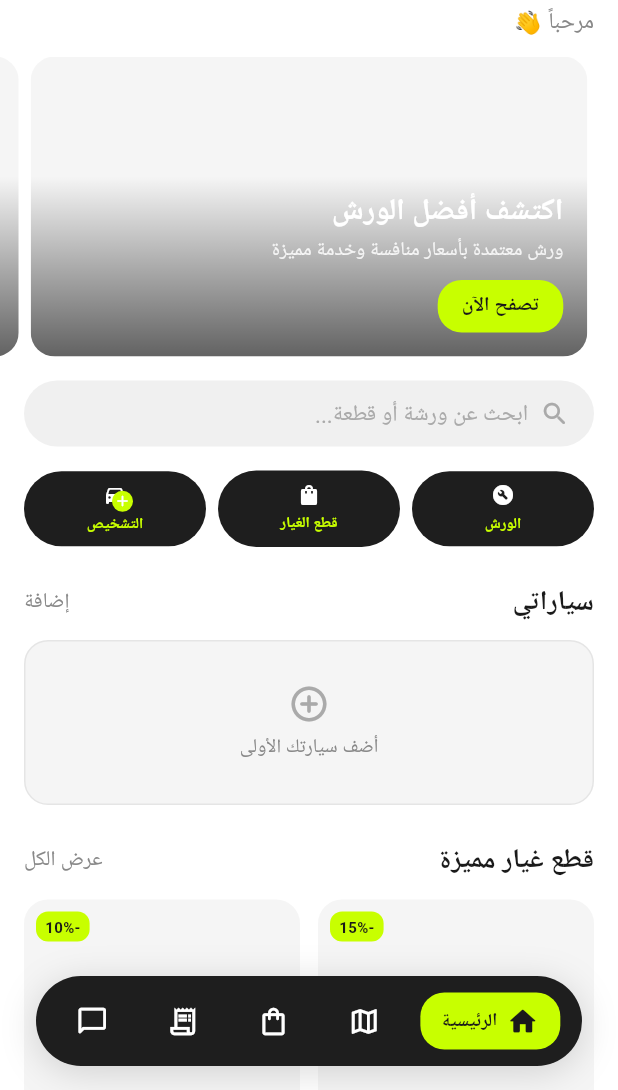
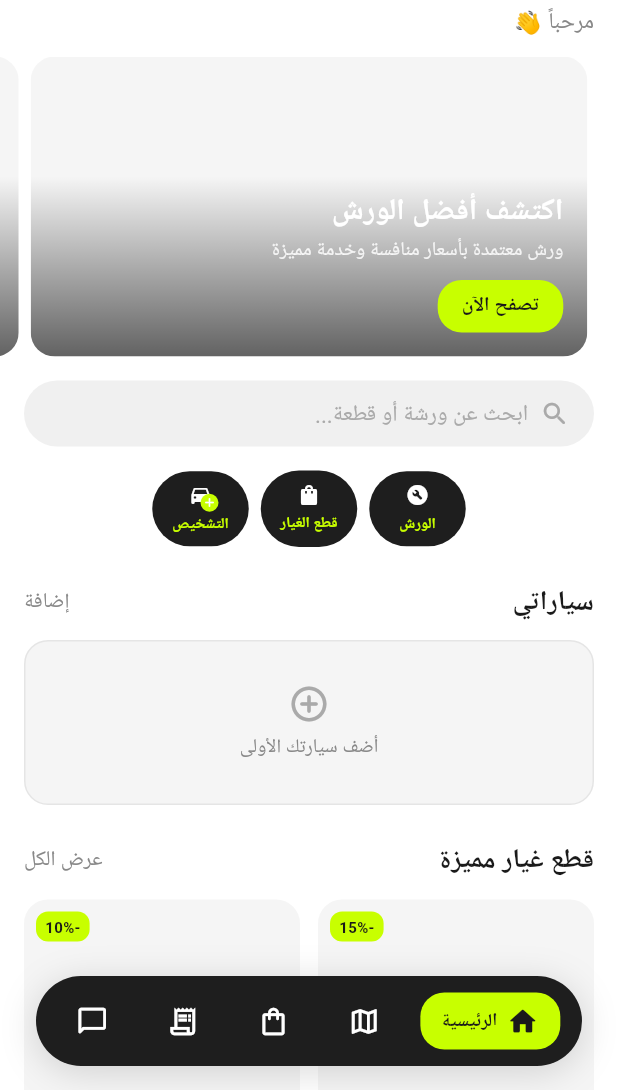
Before and after one commit to Khalil2008k/OnlyCars, a Flutter app: the HomeScreen screen opened by its route, on a phone screen of 412 x 824 dp, the part 146-1236 px from its top. Run offline on Flutter 3.47's test engine with Material 3 defaults, Android fonts, the phone set to English and light mode, and no system bars; our stand-ins replace firebase_auth, firebase_core, firebase_messaging, flutter_riverpod, freezed_annotation, go_router and 2 more; accounts and stored records are empty; generated files the repository leaves out were written again; Roboto replaces fonts that are missing (Tajawal).

Commit message:
Service buttons width reduced 50% (centered at 55% of screen)

```diff
--- a/apps/consumer/lib/screens/home/home_screen.dart
+++ b/apps/consumer/lib/screens/home/home_screen.dart
@@ -84,6 +84,9 @@ class HomeScreen extends ConsumerWidget {
               SliverToBoxAdapter(
                 child: Padding(
                   padding: const EdgeInsets.symmetric(horizontal: OcSpacing.page),
+                  child: Center(
+                    child: FractionallySizedBox(
+                      widthFactor: 0.55,
                       child: Row(
                         children: [
                           Expanded(
@@ -109,11 +112,13 @@ class HomeScreen extends ConsumerWidget {
                               icon: Icons.directions_car_rounded,
                               label: 'التشخيص',
                               color: const Color(0xFF2E7D32),
-                          overlay: const Icon(Icons.add_rounded, color: Colors.white, size: 12),
+                              overlay: const Icon(Icons.add_rounded, color: Colors.white, size: 10),
                               onTap: () {},
                             ),
                           ),
                         ],
+                      ),
+                    ),
                   ),
                 ),
               ),
```
Lines whose indentation alone changed are shown as unchanged.
